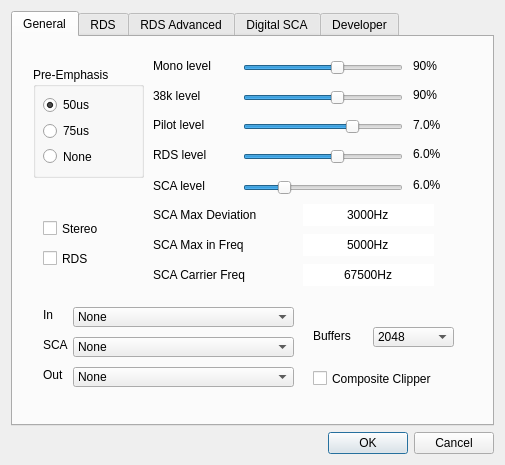
The window that JMPX/options.ui (jontio/JMPX) describes before a commit, drawn with Qt 5.
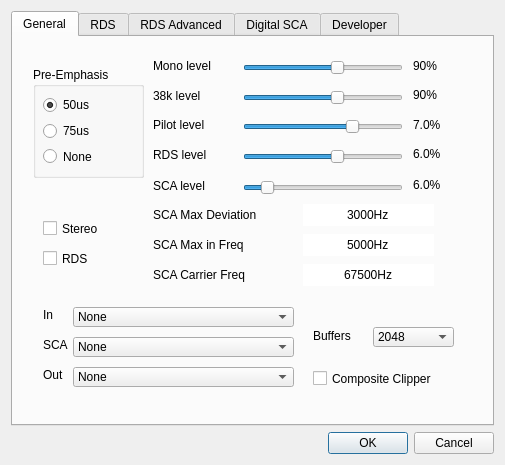
The same window after the commit.

```diff
--- a/JMPX/options.ui
+++ b/JMPX/options.ui
@@ -425,7 +425,7 @@
         </rect>
        </property>
        <property name="maximum">
-        <number>300</number>
+        <number>600</number>
        </property>
        <property name="value">
         <number>70</number>
```
